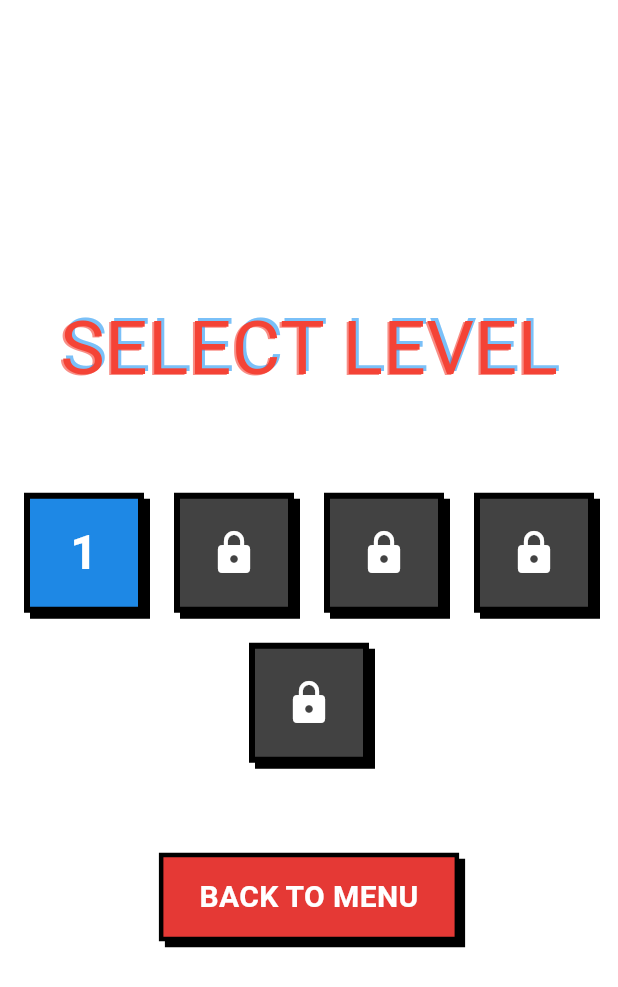
After one commit to WenDEVLIFE/my_first_flutter_game, a Flutter app: the LevelSelectionScreen screen opened directly, on a phone screen of 412 x 824 dp. The commit adds this screen. Shown: the top 987 px of the screen. Run offline on Flutter 3.47's test engine with Material 3 defaults, Android fonts, the phone set to English and light mode, and no system bars; our stand-ins replace google_fonts, shared_preferences; missing offline and left inert: flame, flame_audio; accounts and stored records are empty; Roboto replaces fonts that are missing (PixelFont).

Commit message:
add level selection screen; implement level unlocking and selection logic

```diff
--- a/lib/src/core/states/game_state.dart
+++ b/lib/src/core/states/game_state.dart
@@ -10,12 +10,16 @@ class GameState extends ChangeNotifier {
 
     double _volume = 0.5;
     bool _isMuted = false;
+    int _currentLevel = 1;
+    int _maxUnlockedLevel = 1;
 
     static const String _volumeKey = 'audio_volume';
     static const String _muteKey = 'audio_muted';
 
     double get volume => _volume;
     bool get isMuted => _isMuted;
+    int get currentLevel => _currentLevel;
+    int get maxUnlockedLevel => _maxUnlockedLevel;
 
     GameState() {
       _loadSettings();
@@ -77,4 +81,19 @@ class GameState extends ChangeNotifier {
     _saveSettings();
     notifyListeners();
   }
+
+  void selectLevel(int level) {
+    if (level <= _maxUnlockedLevel) {
+      _currentLevel = level;
+      startButtonEff();
+      notifyListeners();
+    }
+  }
+
+  void unlockNextLevel() {
+    if (_currentLevel == _maxUnlockedLevel && _maxUnlockedLevel < 5) {
+      _maxUnlockedLevel++;
+      notifyListeners();
+    }
+  }
 }
--- /dev/null
+++ b/lib/src/ui/level_selection_screen.dart
@@ -0,0 +1,113 @@
+import 'package:flutter/material.dart';
+import 'package:provider/provider.dart';
+
+import '../core/components/glitch_text.dart';
+import '../core/components/pixel_button.dart';
+import '../core/states/game_state.dart';
+
+class LevelSelectionScreen extends StatelessWidget {
+  const LevelSelectionScreen({super.key});
+
+  @override
+  Widget build(BuildContext context) {
+    return Scaffold(
+      backgroundColor: Colors.transparent,
+      body: Center(
+        child: Column(
+          mainAxisAlignment: MainAxisAlignment.center,
+          children: [
+            const GlitchText(
+              text: 'SELECT LEVEL',
+              fontSize: 50,
+              color: Colors.red,
+            ),
+            const SizedBox(height: 60),
+            Wrap(
+              spacing: 20,
+              runSpacing: 20,
+              alignment: WrapAlignment.center,
+              children: List.generate(5, (index) {
+                final level = index + 1;
+                return Consumer<GameState>(
+                  builder: (context, gameState, child) {
+                    final isUnlocked = level <= gameState.maxUnlockedLevel;
+                    return _LevelButton(
+                      level: level,
+                      isUnlocked: isUnlocked,
+                      onPressed: isUnlocked
+                          ? () {
+                              gameState.selectLevel(level);
+                              // For now just pop back to menu
+                              Navigator.pop(context);
+                            }
+                          : null,
+                    );
+                  },
+                );
+              }),
+            ),
+            const SizedBox(height: 60),
+            PixelButton(
+              text: 'BACK TO MENU',
+              backgroundColor: const Color(0xFFE53935),
+              onPressed: () {
+                context.read<GameState>().startButtonEff();
+                Navigator.pop(context);
+              },
+            ),
+          ],
+        ),
+      ),
+    );
+  }
+}
+
+class _LevelButton extends StatelessWidget {
+  final int level;
+  final bool isUnlocked;
+  final VoidCallback? onPressed;
+
+  const _LevelButton({
+    required this.level,
+    required this.isUnlocked,
+    this.onPressed,
+  });
+
+  @override
+  Widget build(BuildContext context) {
+    return GestureDetector(
+      onTap: onPressed,
+      child: Container(
+        width: 80,
+        height: 80,
+        decoration: BoxDecoration(
+          color: isUnlocked ? const Color(0xFF1E88E5) : Colors.grey[800],
+          border: Border.all(color: Colors.black, width: 4),
+          boxShadow: const [
+            BoxShadow(
+              color: Colors.black,
+              offset: Offset(4, 4),
+            ),
+          ],
+        ),
+        child: Center(
+          child: isUnlocked
+              ? Text(
+                  '$level',
+                  style: const TextStyle(
+                    color: Colors.white,
+                    fontSize: 32,
+                    fontFamily: 'PixelFont',
+                    fontWeight: FontWeight.bold,
+                  ),
+                )
+              : const Icon(
+                  Icons.lock,
+                  color: Colors.white,
+                  size: 32,
+                ),
+        ),
+      ),
+    );
+  }
+}
--- a/lib/src/ui/menu_screen.dart
+++ b/lib/src/ui/menu_screen.dart
@@ -1,4 +1,5 @@
 import 'package:angry_sigma/src/core/states/game_state.dart';
+import 'package:angry_sigma/src/ui/level_selection_screen.dart';
 import 'package:angry_sigma/src/ui/setting_screen.dart';
 import 'package:flame/game.dart';
 import 'package:flutter/material.dart';
@@ -56,10 +57,30 @@ class _MenuScreenState extends State<MenuScreen> {
                 PixelButton(
                   text: 'START GAME',
                   backgroundColor: const Color(0xFFE53935), // Red to match Glitch text
-                  onPressed: () {
-                    // Start game logic here
+                  onPressed: () async {
+                    // Settings logic here
                     context.read<GameState>().startButtonEff();
-
+                    setState(() {
+                      _showUI = false;
+                    });
+                    await Navigator.push(
+                      context,
+                      PageRouteBuilder(
+                        opaque: false,
+                        pageBuilder: (context, _, __) => const LevelSelectionScreen(),
+                        transitionsBuilder: (context, animation, secondaryAnimation, child) {
+                          return FadeTransition(
+                            opacity: animation,
+                            child: child,
+                          );
+                        },
+                      ),
+                    );
+                    if (mounted) {
+                      setState(() {
+                        _showUI = true;
+                      });
+                    }
                   },
                 ),
                 const SizedBox(height: 20),
```
